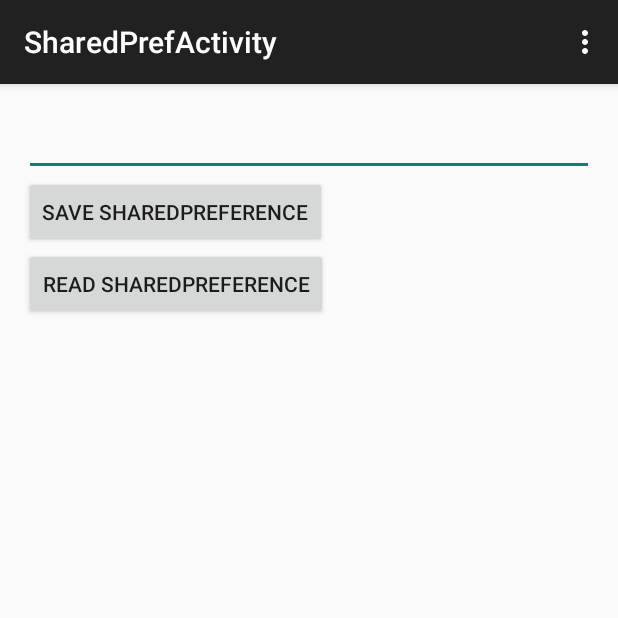
After one commit to kangsoo/android_cookbook, an Android app: the SharedPrefActivity screen opened directly, with no data from a screen before it, on a phone screen of 412 x 824 dp, the top half of it. The commit adds this screen. Run offline under Robolectric (Android 15) with nearby library versions, the phone set to English and light mode, and no system bars.

Commit message:
Add FileStream, AsyncTask, SharedPref, WebView

```diff
--- /dev/null
+++ b/app/src/main/java/com/kangsoo/myapplication/SharedPrefActivity.java
@@ -0,0 +1,85 @@
+package com.kangsoo.myapplication;
+
+import android.content.Context;
+import android.content.SharedPreferences;
+import android.support.v7.app.ActionBarActivity;
+import android.os.Bundle;
+import android.view.Menu;
+import android.view.MenuItem;
+import android.view.View;
+import android.widget.Button;
+import android.widget.EditText;
+import android.widget.Toast;
+
+
+public class SharedPrefActivity extends ActionBarActivity implements View.OnClickListener {
+
+    Button saveButton;
+    Button readButton;
+    EditText etSaveSharedPref;
+
+    @Override
+    protected void onCreate(Bundle savedInstanceState) {
+        super.onCreate(savedInstanceState);
+        setContentView(R.layout.activity_shared_pref);
+
+        saveButton = (Button) findViewById(R.id.btnSavePref);
+        readButton = (Button) findViewById(R.id.btnReadPref);
+        etSaveSharedPref = (EditText) findViewById(R.id.etSharedPref);
+
+        saveButton.setOnClickListener(this);
+        readButton.setOnClickListener(this);
+
+    }
+
+
+    @Override
+    public boolean onCreateOptionsMenu(Menu menu) {
+        // Inflate the menu; this adds items to the action bar if it is present.
+        getMenuInflater().inflate(R.menu.menu_shared_pref, menu);
+        return true;
+    }
+
+    @Override
+    public boolean onOptionsItemSelected(MenuItem item) {
+        // Handle action bar item clicks here. The action bar will
+        // automatically handle clicks on the Home/Up button, so long
+        // as you specify a parent activity in AndroidManifest.xml.
+        int id = item.getItemId();
+
+        //noinspection SimplifiableIfStatement
+        if (id == R.id.action_settings) {
+            return true;
+        }
+
+        return super.onOptionsItemSelected(item);
+    }
+
+    @Override
+    public void onClick(View v) {
+
+        switch(v.getId()){
+            case R.id.btnSavePref:
+
+                SharedPreferences sharedPref = getSharedPreferences("UserInfo", Context.MODE_PRIVATE);
+                SharedPreferences.Editor editor = sharedPref.edit();
+
+                editor.putString("username", etSaveSharedPref.getText().toString());
+                editor.apply();
+
+                Toast.makeText(this, "saved!", Toast.LENGTH_LONG).show();
+
+                break;
+
+            case R.id.btnReadPref:
+                SharedPreferences readSharedPref = getSharedPreferences("UserInfo", Context.MODE_PRIVATE);
+
+                String username = readSharedPref.getString("username","");
+
+                Toast.makeText(this, username, Toast.LENGTH_LONG).show();
+
+                break;
+
+        }
+    }
+}
--- /dev/null
+++ b/app/src/main/res/layout/activity_shared_pref.xml
@@ -0,0 +1,27 @@
+<LinearLayout xmlns:android="http://schemas.android.com/apk/res/android"
+    xmlns:tools="http://schemas.android.com/tools" android:layout_width="match_parent"
+    android:layout_height="match_parent" android:paddingLeft="@dimen/activity_horizontal_margin"
+    android:paddingRight="@dimen/activity_horizontal_margin"
+    android:paddingTop="@dimen/activity_vertical_margin"
+    android:paddingBottom="@dimen/activity_vertical_margin"
+    android:orientation="vertical"
+    tools:context="com.kangsoo.myapplication.SharedPrefActivity">
+
+    <EditText
+        android:layout_width="fill_parent"
+        android:layout_height="wrap_content"
+        android:id="@+id/etSharedPref"/>
+
+    <Button
+        android:layout_width="wrap_content"
+        android:layout_height="wrap_content"
+        android:text="Save SharedPreference"
+        android:id="@+id/btnSavePref"/>
+
+    <Button
+        android:layout_width="wrap_content"
+        android:layout_height="wrap_content"
+        android:text="Read SharedPreference"
+        android:id="@+id/btnReadPref"/>
+
+</LinearLayout>
--- /dev/null
+++ b/app/src/main/res/menu/menu_shared_pref.xml
@@ -0,0 +1,7 @@
+<menu xmlns:android="http://schemas.android.com/apk/res/android"
+    xmlns:app="http://schemas.android.com/apk/res-auto"
+    xmlns:tools="http://schemas.android.com/tools"
+    tools:context="com.kangsoo.myapplication.SharedPrefActivity">
+    <item android:id="@+id/action_settings" android:title="@string/action_settings"
+        android:orderInCategory="100" app:showAsAction="never" />
+</menu>
--- a/app/src/main/res/values/strings.xml
+++ b/app/src/main/res/values/strings.xml
@@ -23,4 +23,7 @@
     <string name="title_button_forward">앞으로</string>
     <string name="title_button_refresh">새로고침</string>
     <string name="title_button_history">이력조회</string>
+    <string name="title_activity_flipper">FlipperActivity</string>
+    <string name="title_activity_shared_pref">SharedPrefActivity</string>
+    <string name="title_activity_InternalData">파일로저장하기</string>
 </resources>
```
Also changed, not shown: app/src/main/AndroidManifest.xml (+13 -1 lines), app/src/main/java/com/kangsoo/myapplication/FlipperActivity.java (added, +56 -0 lines), app/src/main/java/com/kangsoo/myapplication/InternalDataFileStream.java (added, +154 -0 lines), app/src/main/java/com/kangsoo/myapplication/ListViewSample.java (+24 -1 lines), app/src/main/java/com/kangsoo/myapplication/SimpleBrowserActivity.java (+17 -1 lines), app/src/main/java/com/kangsoo/myapplication/ourViewClient.java (added, +20 -0 lines), app/src/main/res/layout/activity_flipper.xml (added, +41 -0 lines), app/src/main/res/layout/activity_simple_browser.xml (+6 -5 lines), app/src/main/res/menu/menu_flipper.xml (added, +7 -0 lines).
